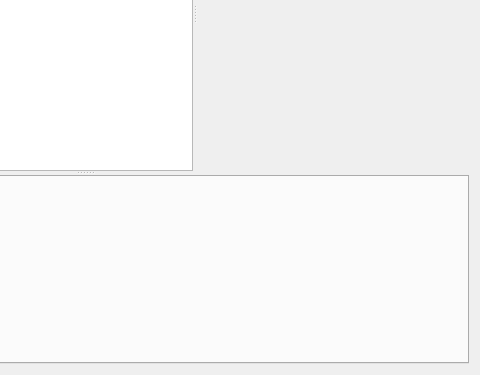
Qt form src/ui/reosrunoffhydrographwidget.ui (vcloarec/ReosProject) before a commit; both pictures show x 310 to 790 and y 157 to 532 of the 790 by 532 pixel window.
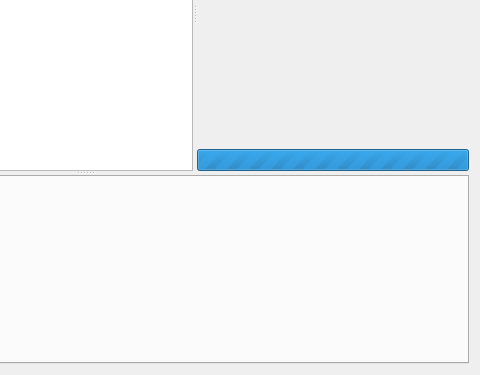
The same form after that commit. Icons and pictures are not drawn. Custom widgets are drawn as their Qt base class.

Commit message: add a progess bar when updating hydrograph in runoff widget

```diff
--- a/src/ui/reosrunoffhydrographwidget.ui
+++ b/src/ui/reosrunoffhydrographwidget.ui
@@ -224,6 +224,22 @@
              </property>
             </spacer>
            </item>
+           <item>
+            <widget class="QProgressBar" name="mProgessBar">
+             <property name="minimum">
+              <number>0</number>
+             </property>
+             <property name="maximum">
+              <number>0</number>
+             </property>
+             <property name="value">
+              <number>-1</number>
+             </property>
+             <property name="textVisible">
+              <bool>false</bool>
+             </property>
+            </widget>
+           </item>
           </layout>
          </widget>
         </widget>
```
The commit also changes 10 other files.
